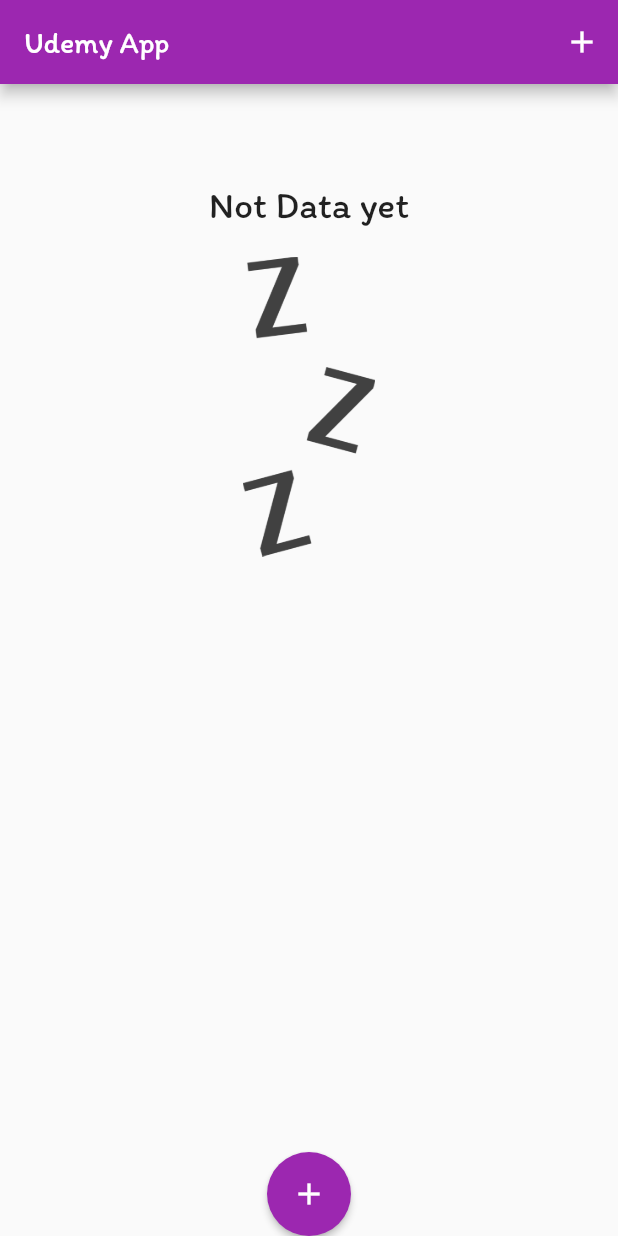
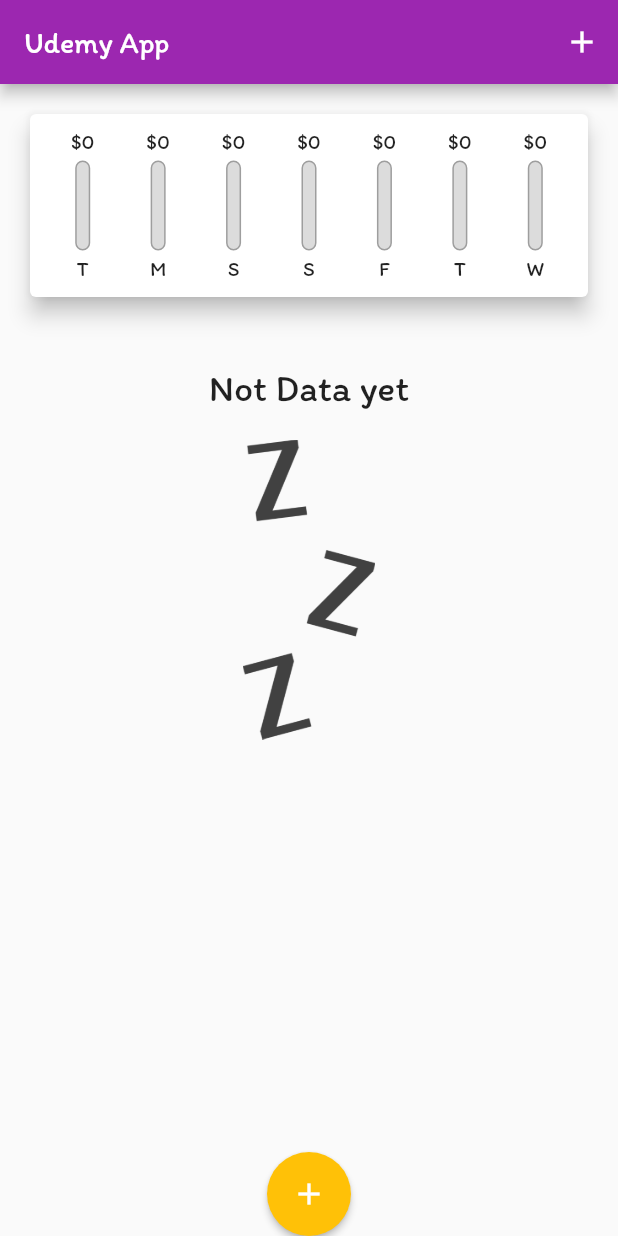
Before and after one commit to ghettobeats/FlutLab_app_udemy, a Flutter app: the screen it shows after launch, on a phone screen of 412 x 824 dp. Run offline on Flutter 3.47's test engine with Material 2 defaults, Android fonts, the phone set to English and light mode, and no system bars.

Commit message:
finishing the chart bars | last update

```diff
--- a/lib/main.dart
+++ b/lib/main.dart
@@ -98,6 +98,7 @@ class _MyHomePageState extends State<MyHomePage> {
         ),
         floatingActionButtonLocation: FloatingActionButtonLocation.centerDocked,
         floatingActionButton: FloatingActionButton(
+            backgroundColor: Colors.amber,
             onPressed: () => _startAddNewTransaction(context),
             elevation: 2,
             tooltip: 'Add Transaction',
--- a/lib/widgets/chart.dart
+++ b/lib/widgets/chart.dart
@@ -1,9 +1,8 @@
-import 'dart:js_util';
-
 import 'package:flutter/material.dart';
 import 'package:intl/intl.dart';
 
 import '../models/transaction.dart';
+import 'chart_bar.dart';
 
 class Chart extends StatelessWidget {
   final List<Transaction> recentTransactions;
@@ -21,16 +20,36 @@ class Chart extends StatelessWidget {
             totalSum += element.amount;
           }
         });
-        return {'Day': DateFormat.E().format(weekDay), 'amount': totalSum};
+        return {
+          'day': DateFormat.E().format(weekDay).substring(0, 1),
+          'amount': totalSum
+        };
       });
+  double get totalSpending =>
+      getList.fold(0.0, (sum, item) => sum + (item['amount'] as double));
 
   @override
   Widget build(BuildContext context) {
-    print(getList);
     return Card(
       elevation: 6,
       margin: EdgeInsets.all(20),
-      child: Row(children: []),
+      child: Padding(
+        padding: EdgeInsets.all(10),
+        child: Row(
+          mainAxisAlignment: MainAxisAlignment.spaceAround,
+          children: getList.map((data) {
+            return Flexible(
+              fit: FlexFit.tight,
+              child: ChartBar(
+                  data['day'] as String,
+                  data['amount'] as double,
+                  totalSpending == 0
+                      ? 0.0
+                      : (data['amount'] as double) / totalSpending),
+            );
+          }).toList(),
+        ),
+      ),
     );
   }
 }
--- /dev/null
+++ b/lib/widgets/chart_bar.dart
@@ -0,0 +1,44 @@
+import 'package:flutter/material.dart';
+
+class ChartBar extends StatelessWidget {
+  final String label;
+  final double spendingAmount;
+  final double spendingPctOfTotal;
+
+  ChartBar(this.label, this.spendingAmount, this.spendingPctOfTotal);
+
+  @override
+  Widget build(BuildContext context) {
+    return Column(children: [
+      FittedBox(child: Text('\$${spendingAmount.toStringAsFixed(0)}')),
+      const SizedBox(
+        height: 4,
+      ),
+      Container(
+        height: 60,
+        width: 10,
+        child: Stack(children: [
+          Container(
+            decoration: BoxDecoration(
+                border: Border.all(color: Colors.grey, width: 1.0),
+                color: const Color.fromRGBO(220, 220, 220, 1),
+                borderRadius: BorderRadius.circular(20)),
+          ),
+          FractionallySizedBox(
+            heightFactor: spendingPctOfTotal,
+            child: Container(
+              decoration: BoxDecoration(
+                color: Theme.of(context).primaryColor,
+                borderRadius: BorderRadius.circular(10),
+              ),
+            ),
+          ),
+        ]),
+      ),
+      SizedBox(
+        height: 4,
+      ),
+      Text(label)
+    ]);
+  }
+}
--- a/lib/widgets/transaction_list.dart
+++ b/lib/widgets/transaction_list.dart
@@ -1,8 +1,5 @@
-import 'dart:js_util';
+import 'package:flutter/material.dart';
 
-import 'package:flutter/material.dart';
-import 'package:flutter/rendering.dart';
-import 'package:flutter/widgets.dart';
 import 'package:intl/intl.dart';
 
 import '../models/transaction.dart';
```
